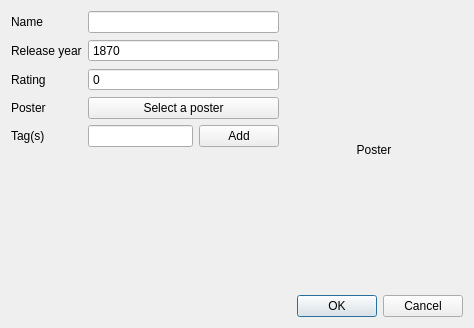
Above: Dialogs/EditMovieDialog.ui from AmbreM71/MovieManager before the change. Below: the same form after it.
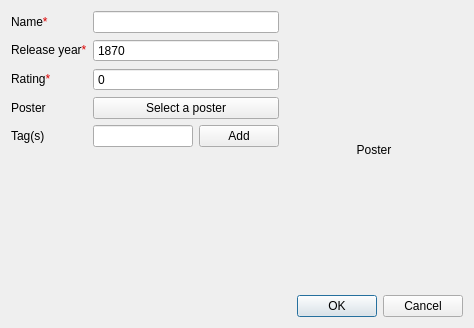
That is the form after the change.

Patch:
```diff
--- a/Dialogs/EditMovieDialog.ui
+++ b/Dialogs/EditMovieDialog.ui
@@ -45,7 +45,7 @@
      <item row="0" column="0">
       <widget class="QLabel" name="NameLabel">
        <property name="text">
-        <string>Name</string>
+        <string>&lt;html&gt;&lt;head/&gt;&lt;body&gt;&lt;p&gt;Name&lt;span style=&quot; color:#dd0000;&quot;&gt;*&lt;/span&gt;&lt;/p&gt;&lt;/body&gt;&lt;/html&gt;</string>
        </property>
       </widget>
      </item>
@@ -78,7 +78,7 @@
      <item row="2" column="0">
       <widget class="QLabel" name="RatingLabel">
        <property name="text">
-        <string>Rating</string>
+        <string>&lt;html&gt;&lt;head/&gt;&lt;body&gt;&lt;p&gt;Rating&lt;span style=&quot; color:#dd0000;&quot;&gt;*&lt;/span&gt;&lt;/p&gt;&lt;/body&gt;&lt;/html&gt;</string>
        </property>
       </widget>
      </item>
@@ -92,7 +92,7 @@
      <item row="1" column="0">
       <widget class="QLabel" name="ReleaseYearLabel">
        <property name="text">
-        <string>Release year</string>
+        <string>&lt;html&gt;&lt;head/&gt;&lt;body&gt;&lt;p&gt;Release year&lt;span style=&quot; color:#dd0000;&quot;&gt;*&lt;/span&gt;&lt;/p&gt;&lt;/body&gt;&lt;/html&gt;</string>
        </property>
       </widget>
      </item>
```
